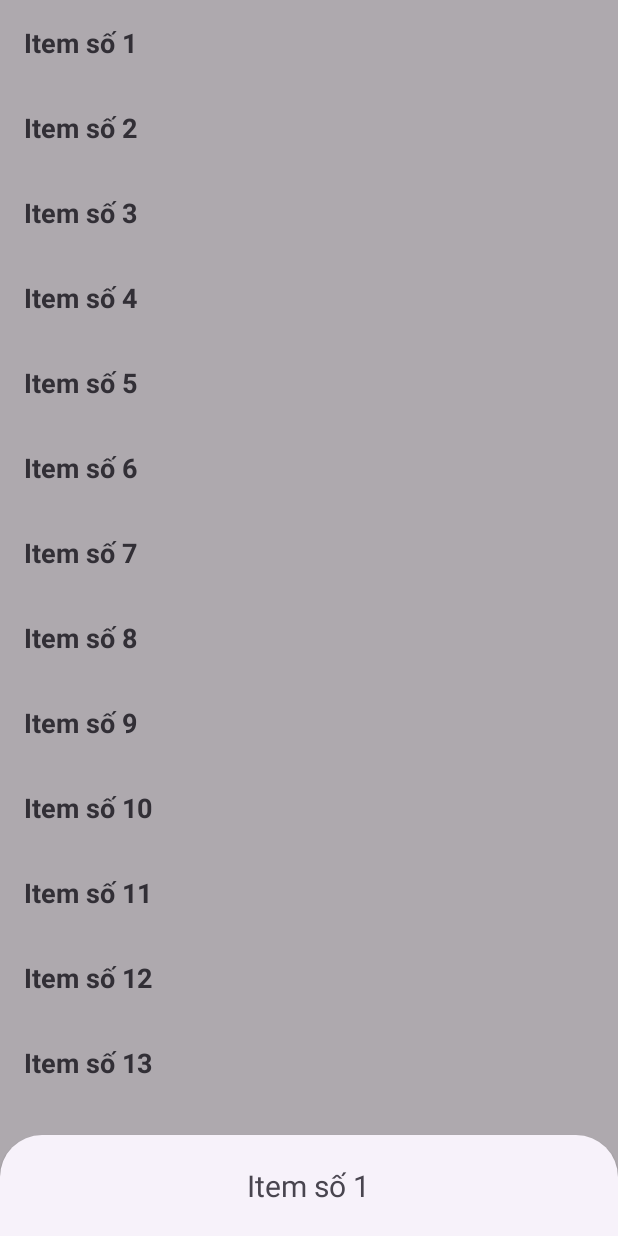
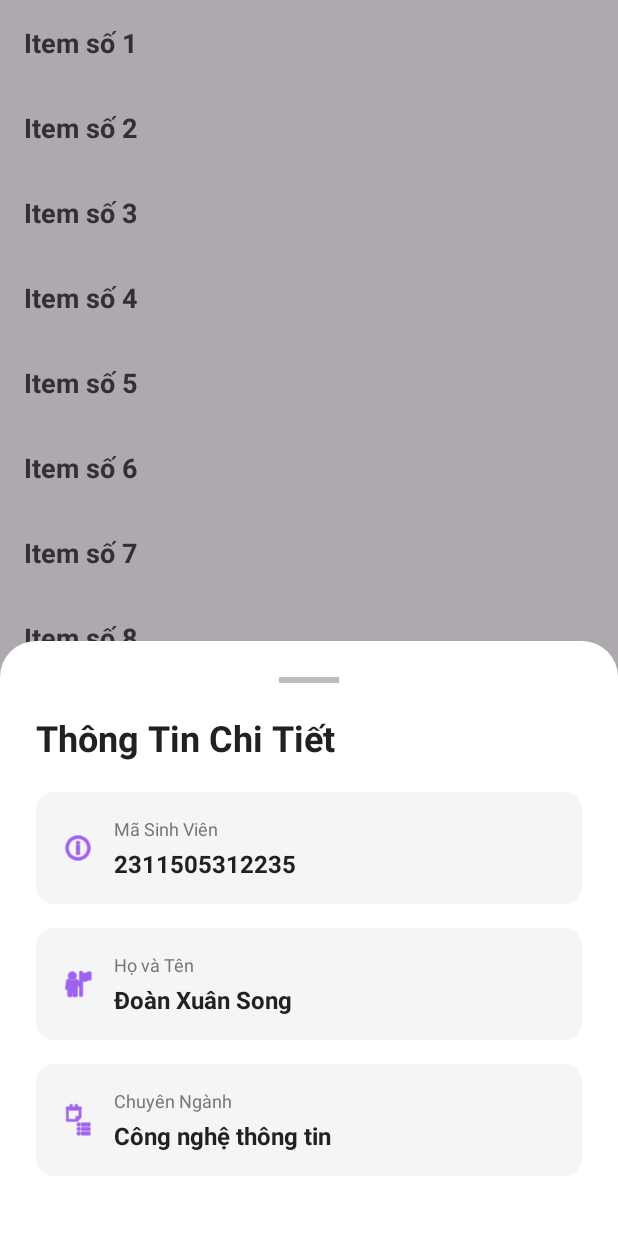
Before and after one commit to Song1611/BTRecyclerView, an Android app: the screen it shows after launch (MainActivity), after a tap on an icon or button, on a phone screen of 412 x 824 dp. Run offline under Robolectric (Android 15) with nearby library versions, the phone set to English and light mode, and no system bars; 2 statements that could not run were skipped.

Commit message:
done update bottom_popup.xml

```diff
--- a/app/src/main/res/layout/bottom_popup.xml
+++ b/app/src/main/res/layout/bottom_popup.xml
@@ -1,16 +1,156 @@
 <?xml version="1.0" encoding="utf-8"?>
-<LinearLayout xmlns:android="http://schemas.android.com/apk/res/android"
+<LinearLayout
+    xmlns:android="http://schemas.android.com/apk/res/android"
+    xmlns:app="http://schemas.android.com/apk/res-auto"
+    android:layout_width="match_parent"
+    android:layout_height="wrap_content"
     android:orientation="vertical"
-    android:padding="20dp"
-    android:gravity="center"
-    android:layout_width="match_parent"
-    android:layout_height="wrap_content">
+    android:padding="24dp"
+    android:background="@drawable/bottom_sheet_background">
 
+    <!-- Handle Bar -->
+    <View
+        android:layout_width="40dp"
+        android:layout_height="4dp"
+        android:layout_gravity="center_horizontal"
+        android:layout_marginBottom="20dp"
+        android:background="#E0E0E0"
+        android:backgroundTint="#BDBDBD" />
+
+    <!-- Title -->
     <TextView
-        android:id="@+id/txtDetail"
-        android:text="Detail here"
-        android:textSize="20sp"
         android:layout_width="wrap_content"
-        android:layout_height="wrap_content" />
+        android:layout_height="wrap_content"
+        android:text="Thông Tin Chi Tiết"
+        android:textColor="#212121"
+        android:textSize="24sp"
+        android:textStyle="bold"
+        android:layout_marginBottom="20dp" />
+
+    <!-- Student ID Section -->
+    <LinearLayout
+        android:layout_width="match_parent"
+        android:layout_height="wrap_content"
+        android:orientation="horizontal"
+        android:layout_marginBottom="16dp"
+        android:background="@drawable/info_item_background"
+        android:padding="16dp">
+
+        <ImageView
+            android:layout_width="24dp"
+            android:layout_height="24dp"
+            android:src="@android:drawable/ic_menu_info_details"
+            android:layout_gravity="center_vertical"
+            app:tint="#6200EE" />
+
+        <LinearLayout
+            android:layout_width="0dp"
+            android:layout_height="wrap_content"
+            android:layout_weight="1"
+            android:orientation="vertical"
+            android:layout_marginStart="12dp">
+
+            <TextView
+                android:layout_width="wrap_content"
+                android:layout_height="wrap_content"
+                android:text="Mã Sinh Viên"
+                android:textColor="#757575"
+                android:textSize="12sp" />
+
+            <TextView
+                android:id="@+id/txtStudentId"
+                android:layout_width="wrap_content"
+                android:layout_height="wrap_content"
+                android:text="2311505312235"
+                android:textColor="#212121"
+                android:textSize="16sp"
+                android:textStyle="bold"
+                android:layout_marginTop="4dp" />
+        </LinearLayout>
+    </LinearLayout>
+
+    <!-- Student Name Section -->
+    <LinearLayout
+        android:layout_width="match_parent"
+        android:layout_height="wrap_content"
+        android:orientation="horizontal"
+        android:layout_marginBottom="16dp"
+        android:background="@drawable/info_item_background"
+        android:padding="16dp">
+
+        <ImageView
+            android:layout_width="24dp"
+            android:layout_height="24dp"
+            android:src="@android:drawable/ic_menu_myplaces"
+            android:layout_gravity="center_vertical"
+            app:tint="#6200EE" />
+
+        <LinearLayout
+            android:layout_width="0dp"
+            android:layout_height="wrap_content"
+            android:layout_weight="1"
+            android:orientation="vertical"
+            android:layout_marginStart="12dp">
+
+            <TextView
+                android:layout_width="wrap_content"
+                android:layout_height="wrap_content"
+                android:text="Họ và Tên"
+                android:textColor="#757575"
+                android:textSize="12sp" />
+
+            <TextView
+                android:id="@+id/txtStudentName"
+                android:layout_width="wrap_content"
+                android:layout_height="wrap_content"
+                android:text="Đoàn Xuân Song"
+                android:textColor="#212121"
+                android:textSize="16sp"
+                android:textStyle="bold"
+                android:layout_marginTop="4dp" />
+        </LinearLayout>
+    </LinearLayout>
+
+    <!-- Major Section -->
+    <LinearLayout
+        android:layout_width="match_parent"
+        android:layout_height="wrap_content"
+        android:orientation="horizontal"
+        android:layout_marginBottom="16dp"
+        android:background="@drawable/info_item_background"
+        android:padding="16dp">
+
+        <ImageView
+            android:layout_width="24dp"
+            android:layout_height="24dp"
+            android:src="@android:drawable/ic_menu_agenda"
+            android:layout_gravity="center_vertical"
+            app:tint="#6200EE" />
+
+        <LinearLayout
+            android:layout_width="0dp"
+            android:layout_height="wrap_content"
+            android:layout_weight="1"
+            android:orientation="vertical"
+            android:layout_marginStart="12dp">
+
+            <TextView
+                android:layout_width="wrap_content"
+                android:layout_height="wrap_content"
+                android:text="Chuyên Ngành"
+                android:textColor="#757575"
+                android:textSize="12sp" />
+
+            <TextView
+                android:id="@+id/txtStudentMajor"
+                android:layout_width="wrap_content"
+                android:layout_height="wrap_content"
+                android:text="Công nghệ thông tin"
+                android:textColor="#212121"
+                android:textSize="16sp"
+                android:textStyle="bold"
+                android:layout_marginTop="4dp" />
+        </LinearLayout>
+    </LinearLayout>
 
 </LinearLayout>
```
